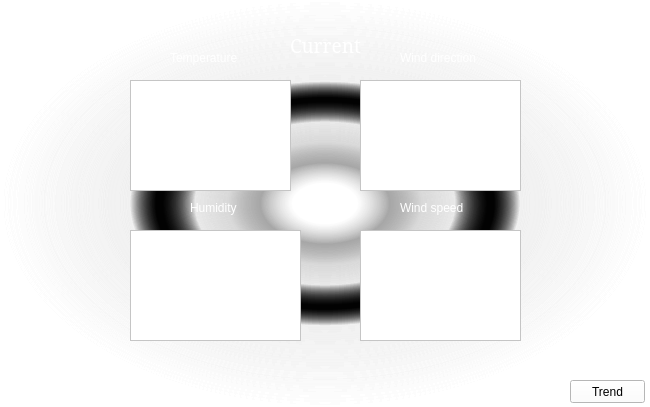
The window that Madita (desktop application)/mainwindow.ui (Lonewoelf/Eye-of-the-storm) describes before a commit, drawn with Qt 5.
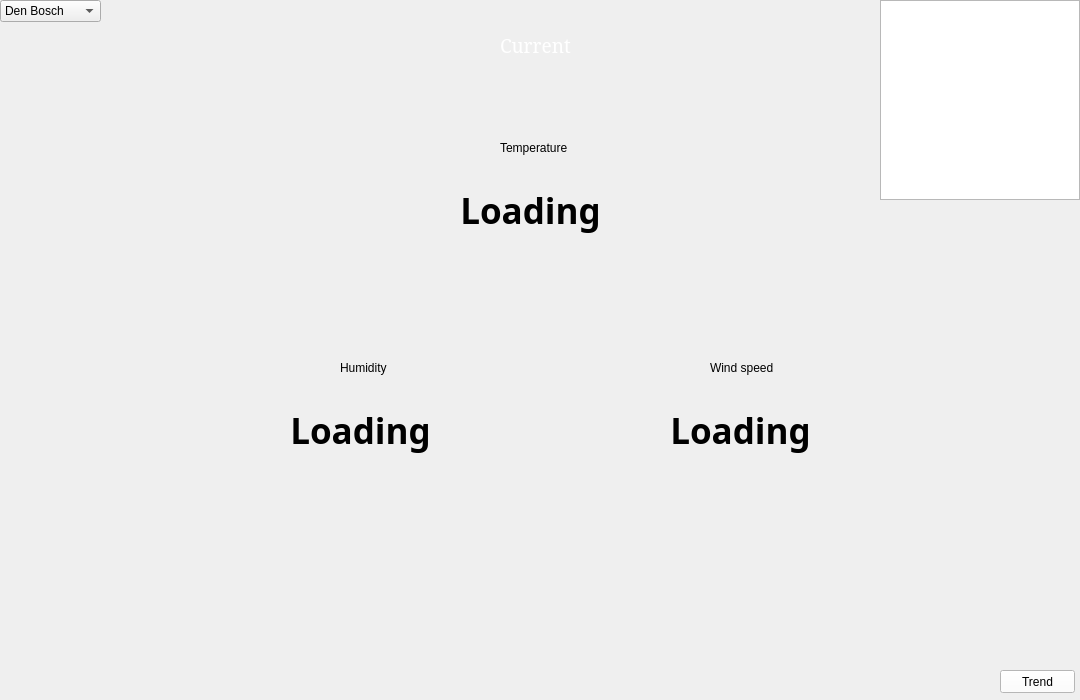
The same window after the commit.

Diff of the .ui file:
```diff
--- a/Madita (desktop application)/mainwindow.ui
+++ b/Madita (desktop application)/mainwindow.ui
@@ -6,15 +6,15 @@
    <rect>
     <x>0</x>
     <y>0</y>
-    <width>650</width>
-    <height>407</height>
+    <width>1080</width>
+    <height>700</height>
    </rect>
   </property>
   <property name="windowTitle">
    <string>Weather station(Current)</string>
   </property>
   <property name="styleSheet">
-   <string notr="true">background-color:qradialgradient(spread:pad, cx:0.5, cy:0.5, radius:0.5, fx:0.5, fy:0.5, stop:0 rgba(255, 255, 255, 255), stop:0.1 rgba(255, 255, 255, 255), stop:0.2 rgba(163, 163, 163, 167), stop:0.3 rgba(204, 204, 204, 92), stop:0.4 rgba(209, 209, 209, 51), stop:0.5 rgba(0, 0, 0, 205), stop:0.52 rgba(0, 0, 0, 205), stop:0.6 rgba(234, 234, 234, 84), stop:1 rgba(255, 255, 255, 0))</string>
+   <string notr="true"/>
   </property>
   <property name="iconSize">
    <size>
@@ -23,84 +23,10 @@
    </size>
   </property>
   <widget class="QWidget" name="centralWidget">
-   <widget class="QPlainTextEdit" name="windDirection">
-    <property name="geometry">
-     <rect>
-      <x>360</x>
-      <y>80</y>
-      <width>161</width>
-      <height>111</height>
-     </rect>
-    </property>
-    <property name="font">
-     <font>
-      <family>Source Code Pro</family>
-      <pointsize>26</pointsize>
-      <weight>50</weight>
-      <bold>false</bold>
-     </font>
-    </property>
-    <property name="styleSheet">
-     <string notr="true">background-color: rgb(255, 255, 255);
-</string>
-    </property>
-    <property name="inputMethodHints">
-     <set>Qt::ImhNone</set>
-    </property>
-    <property name="verticalScrollBarPolicy">
-     <enum>Qt::ScrollBarAlwaysOff</enum>
-    </property>
-    <property name="horizontalScrollBarPolicy">
-     <enum>Qt::ScrollBarAlwaysOff</enum>
-    </property>
-    <property name="readOnly">
-     <bool>true</bool>
-    </property>
-    <property name="plainText">
-     <string/>
-    </property>
-   </widget>
-   <widget class="QPlainTextEdit" name="humidity">
-    <property name="geometry">
-     <rect>
-      <x>130</x>
-      <y>230</y>
-      <width>171</width>
-      <height>111</height>
-     </rect>
-    </property>
-    <property name="font">
-     <font>
-      <family>Source Code Pro</family>
-      <pointsize>26</pointsize>
-      <weight>50</weight>
-      <bold>false</bold>
-     </font>
-    </property>
-    <property name="styleSheet">
-     <string notr="true">background-color: rgb(255, 255, 255);
-</string>
-    </property>
-    <property name="inputMethodHints">
-     <set>Qt::ImhNone</set>
-    </property>
-    <property name="verticalScrollBarPolicy">
-     <enum>Qt::ScrollBarAlwaysOff</enum>
-    </property>
-    <property name="horizontalScrollBarPolicy">
-     <enum>Qt::ScrollBarAlwaysOff</enum>
-    </property>
-    <property name="readOnly">
-     <bool>true</bool>
-    </property>
-    <property name="plainText">
-     <string/>
-    </property>
-   </widget>
    <widget class="QLabel" name="currentLabel">
     <property name="geometry">
      <rect>
-      <x>290</x>
+      <x>500</x>
       <y>30</y>
       <width>81</width>
       <height>31</height>
@@ -319,88 +245,11 @@
      <string>Current</string>
     </property>
    </widget>
-   <widget class="QPlainTextEdit" name="windSpeed">
-    <property name="geometry">
-     <rect>
-      <x>360</x>
-      <y>230</y>
-      <width>161</width>
-      <height>111</height>
-     </rect>
-    </property>
-    <property name="font">
-     <font>
-      <family>Source Code Pro</family>
-      <pointsize>26</pointsize>
-      <weight>50</weight>
-      <bold>false</bold>
-     </font>
-    </property>
-    <property name="styleSheet">
-     <string notr="true">background-color: rgb(255, 255, 255);
-</string>
-    </property>
-    <property name="inputMethodHints">
-     <set>Qt::ImhNone</set>
-    </property>
-    <property name="verticalScrollBarPolicy">
-     <enum>Qt::ScrollBarAlwaysOff</enum>
-    </property>
-    <property name="horizontalScrollBarPolicy">
-     <enum>Qt::ScrollBarAlwaysOff</enum>
-    </property>
-    <property name="readOnly">
-     <bool>true</bool>
-    </property>
-    <property name="plainText">
-     <string/>
-    </property>
-   </widget>
-   <widget class="QPlainTextEdit" name="temperature">
-    <property name="geometry">
-     <rect>
-      <x>130</x>
-      <y>80</y>
-      <width>161</width>
-      <height>111</height>
-     </rect>
-    </property>
-    <property name="font">
-     <font>
-      <family>Source Code Pro</family>
-      <pointsize>26</pointsize>
-      <weight>50</weight>
-      <bold>false</bold>
-     </font>
-    </property>
-    <property name="styleSheet">
-     <string notr="true">background-color: rgb(255, 255, 255);
-</string>
-    </property>
-    <property name="inputMethodHints">
-     <set>Qt::ImhNone</set>
-    </property>
-    <property name="verticalScrollBarPolicy">
-     <enum>Qt::ScrollBarAlwaysOff</enum>
-    </property>
-    <property name="horizontalScrollBarPolicy">
-     <enum>Qt::ScrollBarAlwaysOff</enum>
-    </property>
-    <property name="readOnly">
-     <bool>true</bool>
-    </property>
-    <property name="plainText">
-     <string/>
-    </property>
-    <property name="centerOnScroll">
-     <bool>false</bool>
-    </property>
-   </widget>
    <widget class="QLabel" name="label">
     <property name="geometry">
      <rect>
-      <x>190</x>
-      <y>200</y>
+      <x>340</x>
+      <y>360</y>
       <width>51</width>
       <height>16</height>
      </rect>
@@ -411,9 +260,9 @@
        <colorrole role="WindowText">
         <brush brushstyle="SolidPattern">
          <color alpha="255">
-          <red>255</red>
-          <green>255</green>
-          <blue>255</blue>
+          <red>0</red>
+          <green>0</green>
+          <blue>0</blue>
          </color>
         </brush>
        </colorrole>
@@ -449,9 +298,9 @@
        <colorrole role="WindowText">
         <brush brushstyle="SolidPattern">
          <color alpha="255">
-          <red>255</red>
-          <green>255</green>
-          <blue>255</blue>
+          <red>0</red>
+          <green>0</green>
+          <blue>0</blue>
          </color>
         </brush>
        </colorrole>
@@ -533,8 +382,8 @@
    <widget class="QLabel" name="label_2">
     <property name="geometry">
      <rect>
-      <x>170</x>
-      <y>50</y>
+      <x>500</x>
+      <y>140</y>
       <width>81</width>
       <height>16</height>
      </rect>
@@ -545,9 +394,9 @@
        <colorrole role="WindowText">
         <brush brushstyle="SolidPattern">
          <color alpha="255">
-          <red>255</red>
-          <green>255</green>
-          <blue>255</blue>
+          <red>0</red>
+          <green>0</green>
+          <blue>0</blue>
          </color>
         </brush>
        </colorrole>
@@ -583,9 +432,9 @@
        <colorrole role="WindowText">
         <brush brushstyle="SolidPattern">
          <color alpha="255">
-          <red>255</red>
-          <green>255</green>
-          <blue>255</blue>
+          <red>0</red>
+          <green>0</green>
+          <blue>0</blue>
          </color>
         </brush>
        </colorrole>
@@ -664,145 +513,11 @@
      <string>Temperature</string>
     </property>
    </widget>
-   <widget class="QLabel" name="label_3">
-    <property name="geometry">
-     <rect>
-      <x>400</x>
-      <y>50</y>
-      <width>91</width>
-      <height>16</height>
-     </rect>
-    </property>
-    <property name="palette">
-     <palette>
-      <active>
-       <colorrole role="WindowText">
-        <brush brushstyle="SolidPattern">
-         <color alpha="255">
-          <red>255</red>
-          <green>255</green>
-          <blue>255</blue>
-         </color>
-        </brush>
-       </colorrole>
-       <colorrole role="Button">
-        <brush brushstyle="SolidPattern">
-         <color alpha="0">
-          <red>0</red>
-          <green>0</green>
-          <blue>0</blue>
-         </color>
-        </brush>
-       </colorrole>
-       <colorrole role="Base">
-        <brush brushstyle="SolidPattern">
-         <color alpha="0">
-          <red>0</red>
-          <green>0</green>
-          <blue>0</blue>
-         </color>
-        </brush>
-       </colorrole>
-       <colorrole role="Window">
-        <brush brushstyle="SolidPattern">
-         <color alpha="0">
-          <red>0</red>
-          <green>0</green>
-          <blue>0</blue>
-         </color>
-        </brush>
-       </colorrole>
-      </active>
-      <inactive>
-       <colorrole role="WindowText">
-        <brush brushstyle="SolidPattern">
-         <color alpha="255">
-          <red>255</red>
-          <green>255</green>
-          <blue>255</blue>
-         </color>
-        </brush>
-       </colorrole>
-       <colorrole role="Button">
-        <brush brushstyle="SolidPattern">
-         <color alpha="0">
-          <red>0</red>
-          <green>0</green>
-          <blue>0</blue>
-         </color>
-        </brush>
-       </colorrole>
-       <colorrole role="Base">
-        <brush brushstyle="SolidPattern">
-         <color alpha="0">
-          <red>0</red>
-          <green>0</green>
-          <blue>0</blue>
-         </color>
-        </brush>
-       </colorrole>
-       <colorrole role="Window">
-        <brush brushstyle="SolidPattern">
-         <color alpha="0">
-          <red>0</red>
-          <green>0</green>
-          <blue>0</blue>
-         </color>
-        </brush>
-       </colorrole>
-      </inactive>
-      <disabled>
-       <colorrole role="WindowText">
-        <brush brushstyle="SolidPattern">
-         <color alpha="255">
-          <red>120</red>
-          <green>120</green>
-          <blue>120</blue>
-         </color>
-        </brush>
-       </colorrole>
-       <colorrole role="Button">
-        <brush brushstyle="SolidPattern">
-         <color alpha="0">
-          <red>0</red>
-          <green>0</green>
-          <blue>0</blue>
-         </color>
-        </brush>
-       </colorrole>
-       <colorrole role="Base">
-        <brush brushstyle="SolidPattern">
-         <color alpha="0">
-          <red>0</red>
-          <green>0</green>
-          <blue>0</blue>
-         </color>
-        </brush>
-       </colorrole>
-       <colorrole role="Window">
-        <brush brushstyle="SolidPattern">
-         <color alpha="0">
-          <red>0</red>
-          <green>0</green>
-          <blue>0</blue>
-         </color>
-        </brush>
-       </colorrole>
-      </disabled>
-     </palette>
-    </property>
-    <property name="styleSheet">
-     <string notr="true">background-color: rgba(0,0,0,0%)</string>
-    </property>
-    <property name="text">
-     <string>Wind direction</string>
-    </property>
-   </widget>
    <widget class="QLabel" name="label_4">
     <property name="geometry">
      <rect>
-      <x>400</x>
-      <y>200</y>
+      <x>710</x>
+      <y>360</y>
       <width>71</width>
       <height>16</height>
      </rect>
@@ -813,9 +528,9 @@
        <colorrole role="WindowText">
         <brush brushstyle="SolidPattern">
          <color alpha="255">
-          <red>255</red>
-          <green>255</green>
-          <blue>255</blue>
+          <red>0</red>
+          <green>0</green>
+          <blue>0</blue>
          </color>
         </brush>
        </colorrole>
@@ -851,9 +566,9 @@
        <colorrole role="WindowText">
         <brush brushstyle="SolidPattern">
          <color alpha="255">
-          <red>255</red>
-          <green>255</green>
-          <blue>255</blue>
+          <red>0</red>
+          <green>0</green>
+          <blue>0</blue>
          </color>
         </brush>
        </colorrole>
@@ -935,8 +650,8 @@
    <widget class="QPushButton" name="trendButton">
     <property name="geometry">
      <rect>
-      <x>570</x>
-      <y>380</y>
+      <x>1000</x>
+      <y>670</y>
       <width>75</width>
       <height>23</height>
      </rect>
@@ -948,6 +663,118 @@
      <string>Trend</string>
     </property>
    </widget>
+   <widget class="QGraphicsView" name="graphicsView">
+    <property name="geometry">
+     <rect>
+      <x>880</x>
+      <y>0</y>
+      <width>200</width>
+      <height>200</height>
+     </rect>
+    </property>
+    <property name="font">
+     <font>
+      <pointsize>11</pointsize>
+     </font>
+    </property>
+   </widget>
+   <widget class="QLabel" name="temp">
+    <property name="geometry">
+     <rect>
+      <x>420</x>
+      <y>160</y>
+      <width>221</width>
+      <height>101</height>
+     </rect>
+    </property>
+    <property name="font">
+     <font>
+      <family>Source Code Pro</family>
+      <pointsize>26</pointsize>
+      <weight>75</weight>
+      <bold>true</bold>
+     </font>
+    </property>
+    <property name="text">
+     <string>Loading</string>
+    </property>
+    <property name="alignment">
+     <set>Qt::AlignCenter</set>
+    </property>
+   </widget>
+   <widget class="QLabel" name="humi">
+    <property name="geometry">
+     <rect>
+      <x>260</x>
+      <y>380</y>
+      <width>201</width>
+      <height>101</height>
+     </rect>
+    </property>
+    <property name="font">
+     <font>
+      <family>Source Code Pro</family>
+      <pointsize>26</pointsize>
+      <weight>75</weight>
+      <bold>true</bold>
+     </font>
+    </property>
+    <property name="text">
+     <string>Loading</string>
+    </property>
+    <property name="alignment">
+     <set>Qt::AlignCenter</set>
+    </property>
+   </widget>
+   <widget class="QLabel" name="windspeed">
+    <property name="geometry">
+     <rect>
+      <x>630</x>
+      <y>380</y>
+      <width>221</width>
+      <height>101</height>
+     </rect>
+    </property>
+    <property name="font">
+     <font>
+      <family>Source Code Pro</family>
+      <pointsize>26</pointsize>
+      <weight>75</weight>
+      <bold>true</bold>
+     </font>
+    </property>
+    <property name="text">
+     <string>Loading</string>
+    </property>
+    <property name="alignment">
+     <set>Qt::AlignCenter</set>
+    </property>
+   </widget>
+   <widget class="QComboBox" name="Location">
+    <property name="geometry">
+     <rect>
+      <x>0</x>
+      <y>0</y>
+      <width>101</width>
+      <height>22</height>
+     </rect>
+    </property>
+    <item>
+     <property name="text">
+      <string>Den Bosch</string>
+     </property>
+    </item>
+    <item>
+     <property name="text">
+      <string>Nijmegen</string>
+     </property>
+    </item>
+    <item>
+     <property name="text">
+      <string>Amsterdam</string>
+     </property>
+    </item>
+   </widget>
   </widget>
   <action name="actionTrend">
    <property name="text">
```
